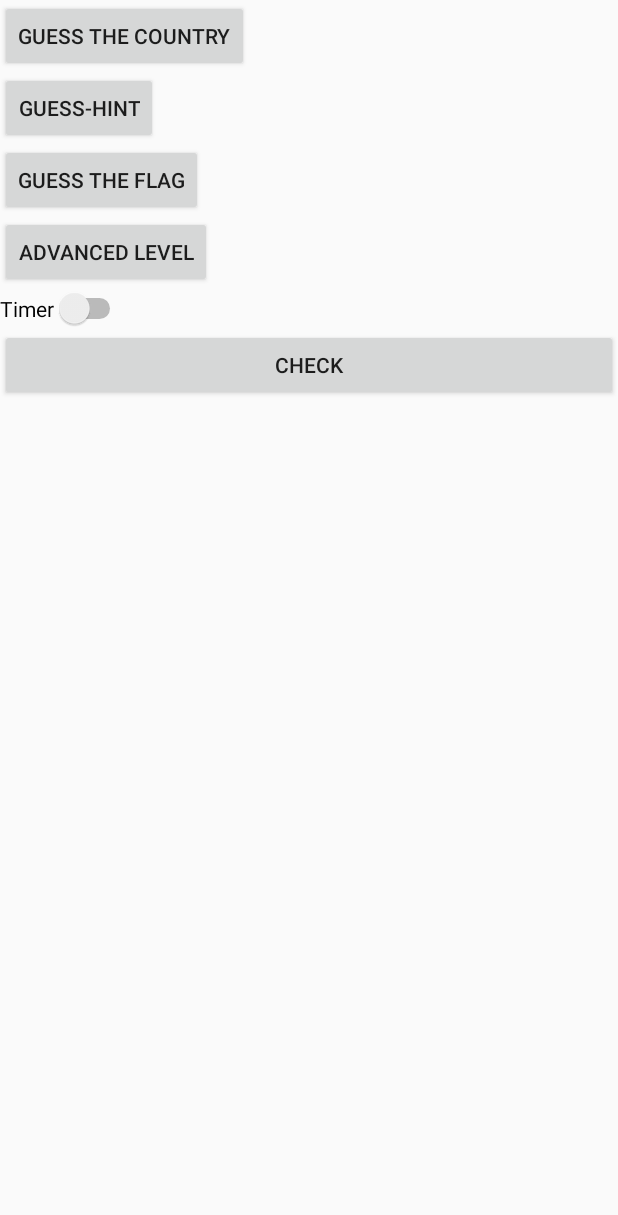
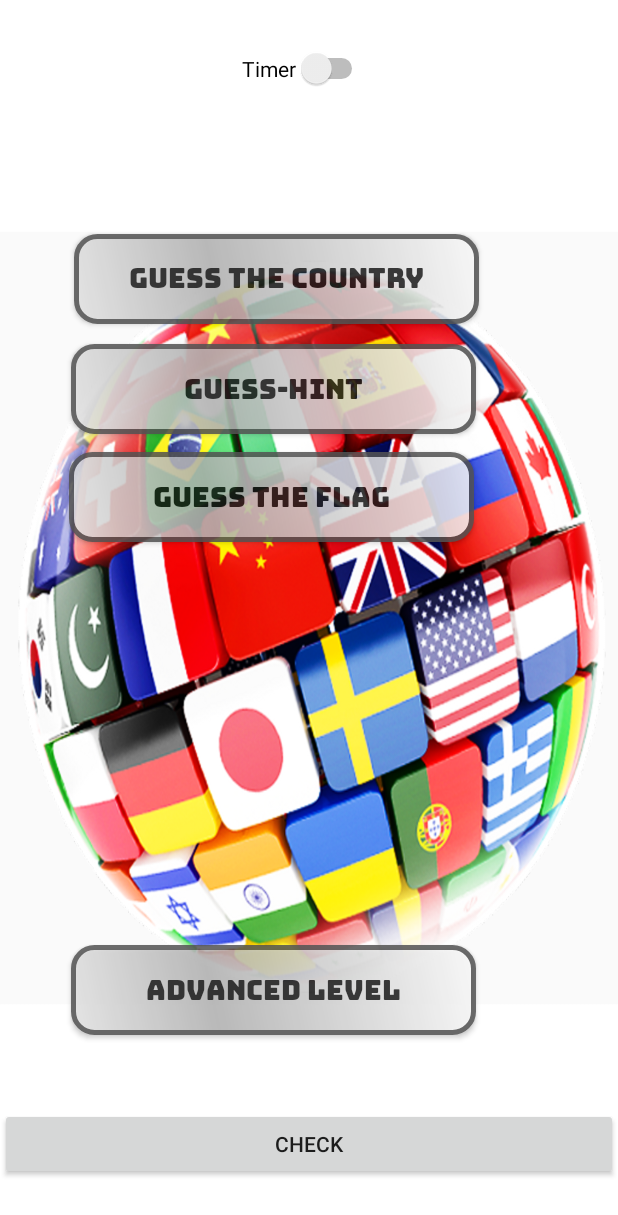
Before and after one commit to madushamewanworking/flag_quiz_java_android_studio_mobile, an Android app: the Home screen opened directly, with no data from a screen before it, on a phone screen of 412 x 824 dp. Shown: the top 1215 px of the screen. Run offline under Robolectric (Android 15) with nearby library versions, the light colour scheme and no system bars.

Commit message:
ui change

```diff
--- a/app/src/main/java/com/project/madus/flagquiz/Home.java
+++ b/app/src/main/java/com/project/madus/flagquiz/Home.java
@@ -2,6 +2,7 @@ package com.project.madus.flagquiz;
 
 import android.content.Intent;
 import android.database.Cursor;
+import android.graphics.Typeface;
 import android.support.v7.app.AppCompatActivity;
 import android.os.Bundle;
 import android.util.Log;
@@ -37,6 +38,12 @@ public class Home extends AppCompatActivity {
 
     FlagDataBaseHealper  flagDataBaseHealper;
 
+    Button game1;
+    Button game2;
+    Button game3;
+    Button game4;
+
+
     ArrayList<FlagDataModel> flagDataArray = new ArrayList<FlagDataModel>();
 
 
@@ -46,7 +53,21 @@ public class Home extends AppCompatActivity {
         super.onCreate(savedInstanceState);
         setContentView(R.layout.activity_home);
          simpleSwitch = (Switch) findViewById(R.id.switch_time);
-         submit = (Button) findViewById(R.id.button_submit);
+
+
+        submit = (Button) findViewById(R.id.button_submit);
+
+        game1 = findViewById(R.id.button_guess_country);
+        game2 = findViewById(R.id.button_guess_hint);
+        game3 = findViewById(R.id.button_guess_flag);
+        game4 = findViewById(R.id.button_advanced_level);
+
+        Typeface font = Typeface.createFromAsset(getAssets(), "font.ttf");
+        game1.setTypeface(font);
+        game2.setTypeface(font);
+        game3.setTypeface(font);
+        game4.setTypeface(font);
+
          submit.setOnClickListener(new View.OnClickListener() {
              @Override
              public void onClick(View v) {
--- a/app/src/main/res/drawable/shape.xml
+++ b/app/src/main/res/drawable/shape.xml
@@ -1,14 +1,23 @@
 <?xml version="1.0" encoding="utf-8"?>
-<shape xmlns:android="http://schemas.android.com/apk/res/android" >
-    <stroke android:width="2dp"
-        android:color="#FFFFFF"/>
+<shape xmlns:android="http://schemas.android.com/apk/res/android"
+    android:shape="rectangle">
+    <corners android:radius="14dp" />
     <gradient
-        android:angle="225"
-        android:startColor="#FF8BC34A"
-        android:endColor="#DD000000"/>
-    <corners
-        android:bottomLeftRadius="7dp"
-        android:bottomRightRadius="7dp"
-        android:topLeftRadius="7dp"
-        android:topRightRadius="7dp" />
+        android:angle="45"
+        android:centerX="35%"
+        android:centerColor="#B5B5B5"
+        android:startColor="#E8E8E8"
+        android:endColor="#FFFFFF"
+        android:type="linear" />
+    <padding
+        android:left="0dp"
+        android:top="0dp"
+        android:right="0dp"
+        android:bottom="0dp" />
+    <size
+        android:width="270dp"
+        android:height="60dp" />
+    <stroke
+        android:width="3dp"
+        android:color="#545454" />
 </shape>
--- a/app/src/main/res/layout/activity_home.xml
+++ b/app/src/main/res/layout/activity_home.xml
@@ -1,9 +1,10 @@
 <?xml version="1.0" encoding="utf-8"?>
-<LinearLayout xmlns:android="http://schemas.android.com/apk/res/android"
+<RelativeLayout xmlns:android="http://schemas.android.com/apk/res/android"
     xmlns:app="http://schemas.android.com/apk/res-auto"
     xmlns:tools="http://schemas.android.com/tools"
     android:layout_width="match_parent"
     android:layout_height="match_parent"
+    android:background="@drawable/backg_home"
     android:orientation="vertical"
     tools:context=".Home">
 
@@ -11,8 +12,16 @@
         android:id="@+id/button_guess_country"
         android:layout_width="wrap_content"
         android:layout_height="wrap_content"
+        android:layout_alignStart="@+id/button_guess_flag"
+        android:layout_alignParentTop="true"
+        android:layout_marginStart="3dp"
+        android:layout_marginTop="156dp"
+        android:alpha="0.85"
+        android:background="@drawable/shape"
+        android:includeFontPadding="false"
         android:onClick="gameGuessCountry"
         android:text="@string/guess_the_country"
+        android:textSize="18sp"
         tools:layout_editor_absoluteX="22dp"
         tools:layout_editor_absoluteY="185dp" />
 
@@ -20,8 +29,15 @@
         android:id="@+id/button_guess_hint"
         android:layout_width="wrap_content"
         android:layout_height="wrap_content"
+        android:layout_alignStart="@+id/button_guess_flag"
+        android:layout_alignParentTop="true"
+        android:layout_marginStart="1dp"
+        android:layout_marginTop="229dp"
+        android:alpha="0.85"
+        android:background="@drawable/shape"
         android:onClick="gameGuessHint"
         android:text="@string/guess_hint"
+        android:textSize="18sp"
         tools:layout_editor_absoluteX="205dp"
         tools:layout_editor_absoluteY="185dp" />
 
@@ -29,8 +45,15 @@
         android:id="@+id/button_guess_flag"
         android:layout_width="wrap_content"
         android:layout_height="wrap_content"
+        android:layout_alignParentStart="true"
+        android:layout_alignParentTop="true"
+        android:layout_marginStart="46dp"
+        android:layout_marginTop="301dp"
+        android:alpha="0.85"
+        android:background="@drawable/shape"
         android:onClick="gameGuessFlag"
         android:text="@string/guess_the_flag"
+        android:textSize="18sp"
         tools:layout_editor_absoluteX="33dp"
         tools:layout_editor_absoluteY="270dp" />
 
@@ -38,8 +61,15 @@
         android:id="@+id/button_advanced_level"
         android:layout_width="wrap_content"
         android:layout_height="wrap_content"
+        android:layout_alignParentStart="true"
+        android:layout_alignParentBottom="true"
+        android:layout_marginStart="47dp"
+        android:layout_marginBottom="134dp"
+        android:alpha="0.85"
+        android:background="@drawable/shape"
         android:onClick="gameAdvancedLevel"
         android:text="@string/advanced_level"
+        android:textSize="18sp"
         tools:layout_editor_absoluteX="187dp"
         tools:layout_editor_absoluteY="270dp" />
 
@@ -47,6 +77,10 @@
         android:id="@+id/switch_time"
         android:layout_width="wrap_content"
         android:layout_height="wrap_content"
+        android:layout_alignParentStart="true"
+        android:layout_alignParentTop="true"
+        android:layout_marginStart="161dp"
+        android:layout_marginTop="32dp"
         android:checked="false"
         android:text="@string/timer"
         app:layout_constraintEnd_toEndOf="parent"
@@ -59,6 +93,9 @@
         android:layout_width="match_parent"
         android:layout_height="wrap_content"
 
+        android:layout_alignParentStart="true"
+        android:layout_alignParentBottom="true"
+        android:layout_marginBottom="37dp"
         android:text="check" />
 
-</LinearLayout>
+</RelativeLayout>
```
Also changed, not shown: app/src/main/AndroidManifest.xml (+11 -6 lines), app/src/main/java/com/project/madus/flagquiz/SplashScreenWelcome.java (added, +29 -0 lines), app/src/main/res/layout/activity_main.xml (+14 -29 lines), app/src/main/res/layout/activity_splash_screen_welcome.xml (added, +18 -0 lines), app/src/main/assets/font.ttf (added), app/src/main/res/drawable/backg_home.png (added), app/src/main/res/drawable/spalsh.png (added).
